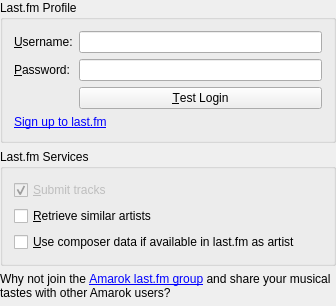
KDE/amarok, file src/services/lastfm/LastFmConfigWidget.ui: the form before one commit.
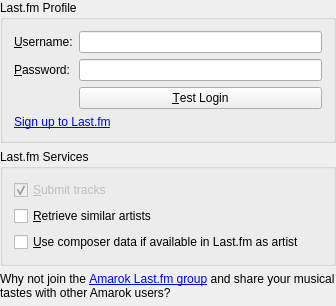
The form after the commit. Custom widgets are drawn as their Qt base class.

Commit message: more "Last.fm" usage in visible strings

```diff
--- a/src/services/lastfm/LastFmConfigWidget.ui
+++ b/src/services/lastfm/LastFmConfigWidget.ui
@@ -83,7 +83,7 @@
          </sizepolicy>
         </property>
         <property name="text" >
-         <string>&lt;a href="http://www.last.fm:80/signup.php">Sign up to last.fm&lt;/a></string>
+         <string>&lt;a href="http://www.last.fm:80/signup.php">Sign up to Last.fm&lt;/a></string>
         </property>
         <property name="wordWrap" >
          <bool>true</bool>
@@ -103,7 +103,7 @@
    <item row="4" column="0" >
     <widget class="QLabel" name="kActiveLabel2" >
      <property name="text" >
-      <string>Why not join the &lt;a href="http://www.last.fm:80/group/Amarok+Users">Amarok last.fm group&lt;/a> and share your musical tastes with other Amarok users?</string>
+      <string>Why not join the &lt;a href="http://www.last.fm:80/group/Amarok+Users">Amarok Last.fm group&lt;/a> and share your musical tastes with other Amarok users?</string>
      </property>
      <property name="wordWrap" >
       <bool>true</bool>
@@ -142,7 +142,7 @@
       <item row="2" column="0" >
        <widget class="QCheckBox" name="kcfg_ScrobbleComposer" >
         <property name="text" >
-         <string>&amp;Use composer data if available in last.fm as artist</string>
+         <string>&amp;Use composer data if available in Last.fm as artist</string>
         </property>
         <property name="checked" >
          <bool>false</bool>
```
The commit also changes 4 other files.
